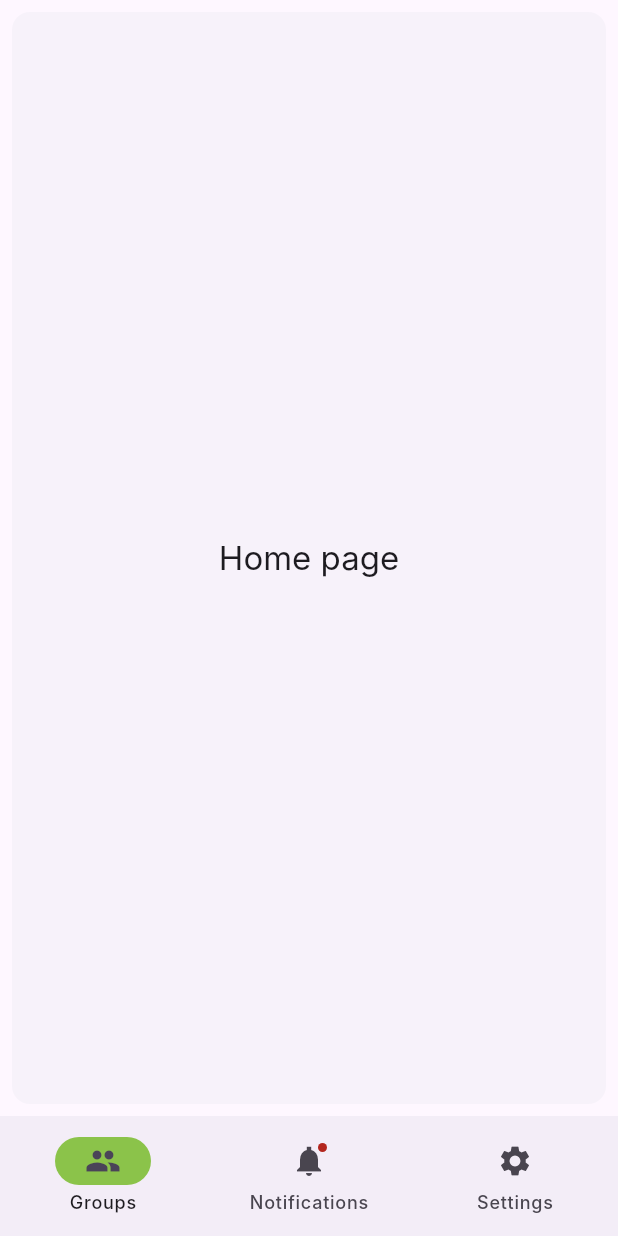
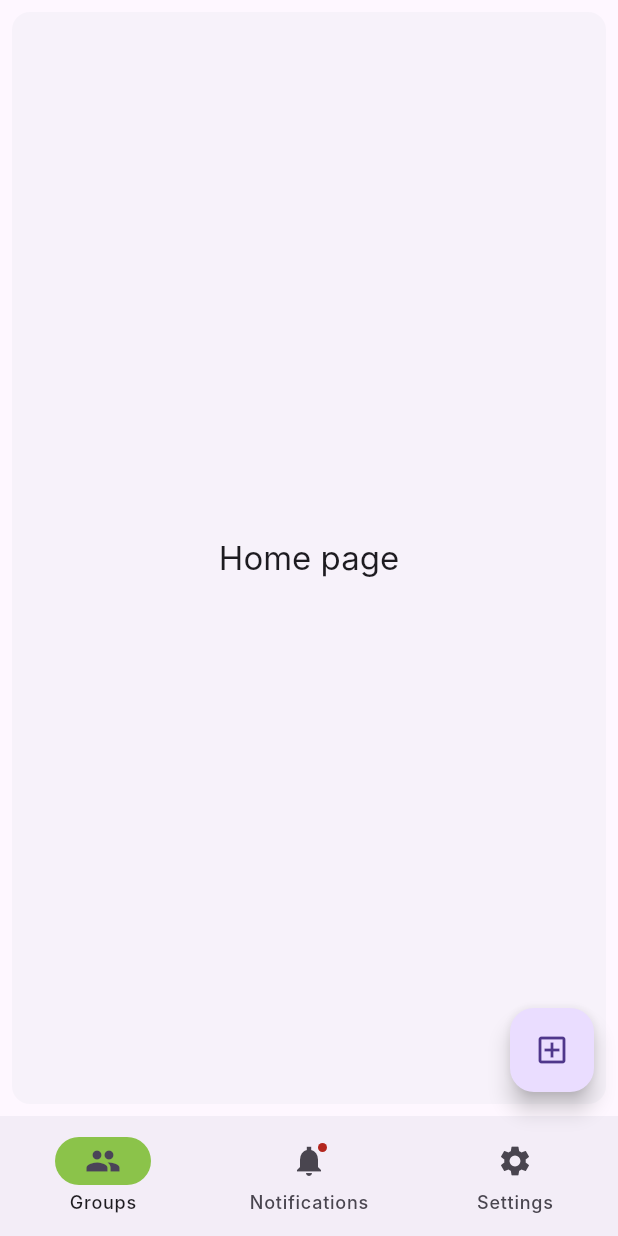
Before and after one commit to juliusya45/hackgroceryapp, a Flutter app: the screen it shows after launch, on a phone screen of 412 x 824 dp. Run offline on Flutter 3.47's test engine with Material 3 defaults, Android fonts, the phone set to English and light mode, and no system bars; our stand-ins replace cloud_firestore, firebase_auth, firebase_core, rive; accounts and stored records are empty; Roboto replaces fonts that are missing (Inter).

Commit message:
add button

```diff
--- a/lib/screens/groups_screen.dart
+++ b/lib/screens/groups_screen.dart
@@ -131,6 +131,10 @@ class _GroupScreenState extends State<GroupScreen> {
           },
         ),
       ][currentPageIndex],
+      floatingActionButton: const FloatingActionButton(
+              child: Icon(Icons.add_box_outlined),
+              onPressed: (null),
+      )
     );
   }
 }
```
